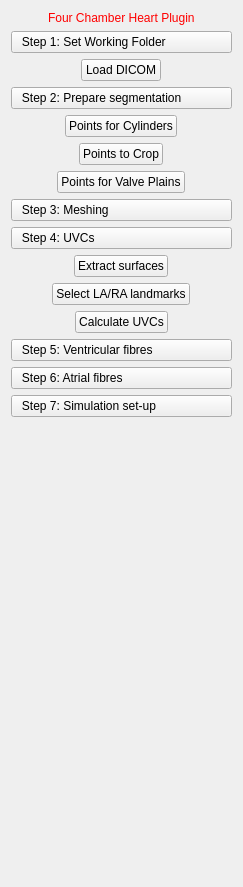
This is CemrgApp/Plugins/kcl.cemrgapp.fourchamber/src/internal/FourChamberViewControls.ui in RosieBarrows/CemrgApp as Qt 5 draws it before an edit. The edited form follows.
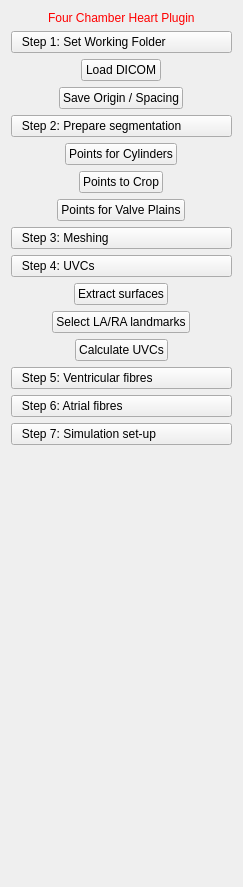
This is the edited form.

Commit message: init - origin/spacing

What changed in the file:
```diff
--- a/CemrgApp/Plugins/kcl.cemrgapp.fourchamber/src/internal/FourChamberViewControls.ui
+++ b/CemrgApp/Plugins/kcl.cemrgapp.fourchamber/src/internal/FourChamberViewControls.ui
@@ -47,6 +47,13 @@
      </property>
     </widget>
    </item>
+   <item alignment="Qt::AlignHCenter">
+    <widget class="QPushButton" name="button_origin_spacing">
+     <property name="text">
+      <string>Save Origin / Spacing</string>
+     </property>
+    </widget>
+   </item>
    <item>
     <widget class="QPushButton" name="button_prepseg">
      <property name="styleSheet">
```
The commit also changes 2 other files.
